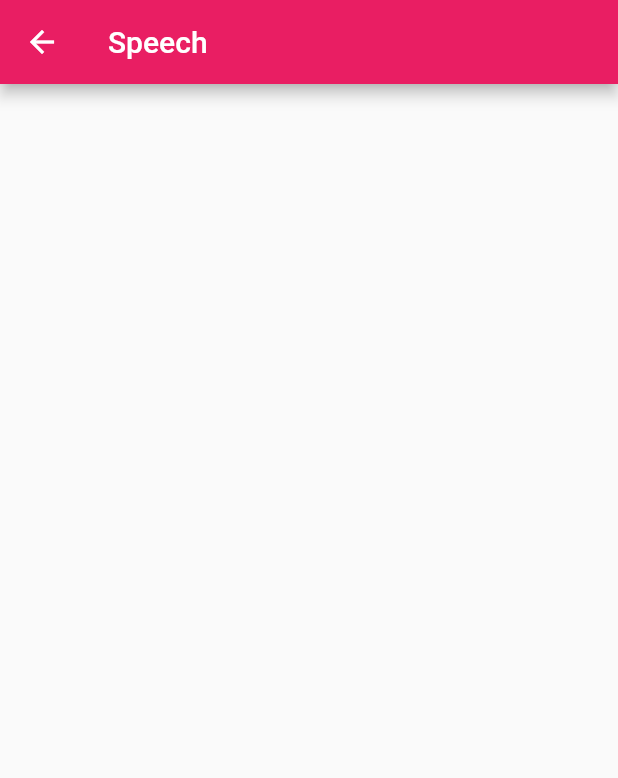
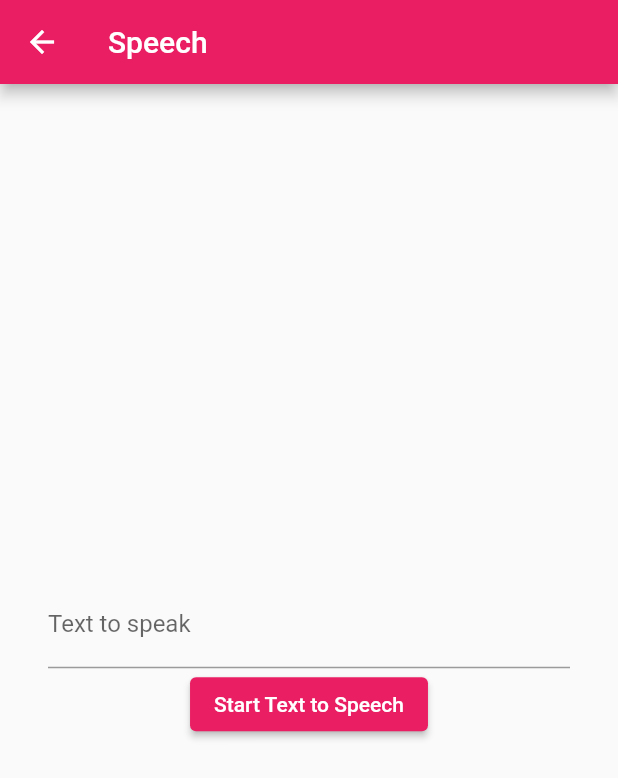
Before and after one commit to reymundvirtus/OCR-text-scanner, a Flutter app: the screen it shows after launch, in the side drawer, after a tap on "Speaker", on a phone screen of 412 x 824 dp. Shown: the top 778 px of the screen. Run offline on Flutter 3.47's test engine with Material 2 defaults, Android fonts, the phone set to English and light mode, and no system bars; our stand-ins replace flutter_tts, google_fonts, image_picker; missing offline and left inert: clipboard, google_ml_kit.

Commit message:
add flutterTTS & create method in Speech.dart

```diff
--- a/lib/Speech.dart
+++ b/lib/Speech.dart
@@ -1,19 +1,50 @@
 import 'package:flutter/material.dart';
+import 'package:flutter_tts/flutter_tts.dart';
 
 class Speech extends StatefulWidget {
-  const Speech({ Key? key }) : super(key: key);
+  const Speech({Key? key}) : super(key: key);
 
   @override
   State<Speech> createState() => _SpeechState();
 }
 
 class _SpeechState extends State<Speech> {
+  final FlutterTts flutterTts = FlutterTts();
+  final TextEditingController textEditingController = TextEditingController();
+
   @override
   Widget build(BuildContext context) {
     return Scaffold(
       appBar: AppBar(
         title: const Text('Speech'),
       ),
+      body: Container(
+        alignment: Alignment.center,
+        child: Padding(
+          padding: const EdgeInsets.all(32),
+          child: Column(
+            mainAxisSize: MainAxisSize.min,
+            children: [
+              TextFormField(
+                controller: textEditingController,
+                decoration: const InputDecoration(
+                  labelText: 'Text to speak',
+                ),
+              ),
+              ElevatedButton(
+                onPressed: () => speak(textEditingController.text),
+                child: const Text("Start Text to Speech"),
+              ),
+            ],
+          ),
+        ),
+      ),
     );
   }
+
+  void speak(String text) async {
+    await flutterTts.setLanguage("en-US");
+    await flutterTts.setPitch(1); // 0.5 to 1.5
+    await flutterTts.speak(text);
+  }
 }
--- a/pubspec.yaml
+++ b/pubspec.yaml
@@ -38,6 +38,7 @@ dependencies:
   google_ml_kit: ^0.7.3
   google_fonts: ^2.3.1
   clipboard: ^0.1.3
+  flutter_tts: ^3.3.3
 
 dev_dependencies:
   flutter_test:
```
Also changed, not shown: pubspec.lock.
